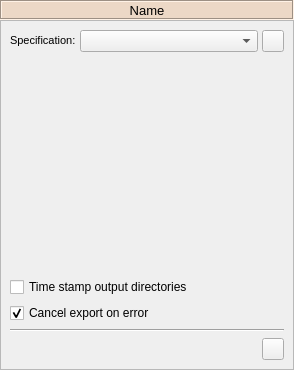
Old version of the form spine_items/exporter/ui/exporter_properties.ui in the repository spine-tools/spine-items.
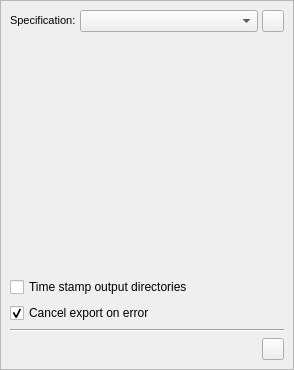
New version of the form. Icons and pictures are not drawn.

Commit message: Add icon and color to the name label in item properties

Diff of the .ui file:
```diff
--- a/spine_items/exporter/ui/exporter_properties.ui
+++ b/spine_items/exporter/ui/exporter_properties.ui
@@ -41,53 +41,6 @@
    <property name="bottomMargin">
     <number>0</number>
    </property>
-   <item>
-    <widget class="QLabel" name="label_item_name">
-     <property name="sizePolicy">
-      <sizepolicy hsizetype="Preferred" vsizetype="Fixed">
-       <horstretch>0</horstretch>
-       <verstretch>0</verstretch>
-      </sizepolicy>
-     </property>
-     <property name="minimumSize">
-      <size>
-       <width>0</width>
-       <height>20</height>
-      </size>
-     </property>
-     <property name="maximumSize">
-      <size>
-       <width>16777215</width>
-       <height>20</height>
-      </size>
-     </property>
-     <property name="font">
-      <font>
-       <pointsize>10</pointsize>
-       <weight>50</weight>
-       <bold>false</bold>
-      </font>
-     </property>
-     <property name="styleSheet">
-      <string notr="true">background-color: #ecd8c6;</string>
-     </property>
-     <property name="frameShape">
-      <enum>QFrame::Box</enum>
-     </property>
-     <property name="frameShadow">
-      <enum>QFrame::Sunken</enum>
-     </property>
-     <property name="text">
-      <string>Name</string>
-     </property>
-     <property name="alignment">
-      <set>Qt::AlignCenter</set>
-     </property>
-     <property name="wordWrap">
-      <bool>true</bool>
-     </property>
-    </widget>
-   </item>
    <item>
     <widget class="QScrollArea" name="scrollArea_6">
      <property name="widgetResizable">
@@ -99,7 +52,7 @@
         <x>0</x>
         <y>0</y>
         <width>292</width>
-        <height>348</height>
+        <height>368</height>
        </rect>
       </property>
       <layout class="QVBoxLayout" name="verticalLayout_2">
```
The commit also changes 38 other files.
